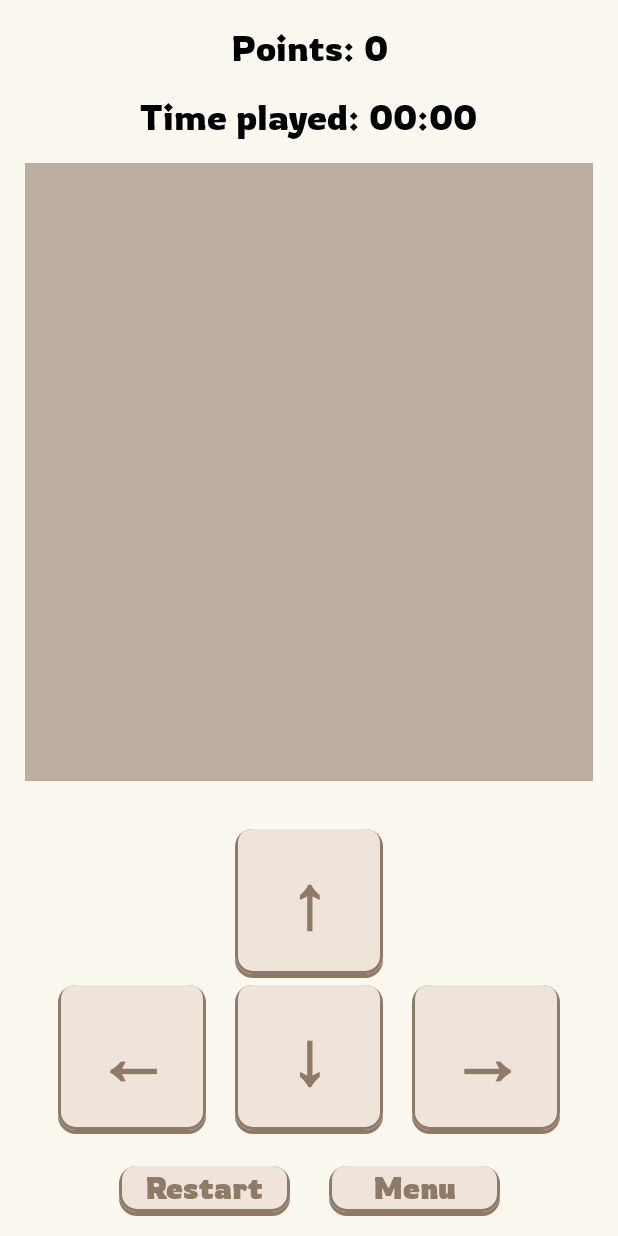
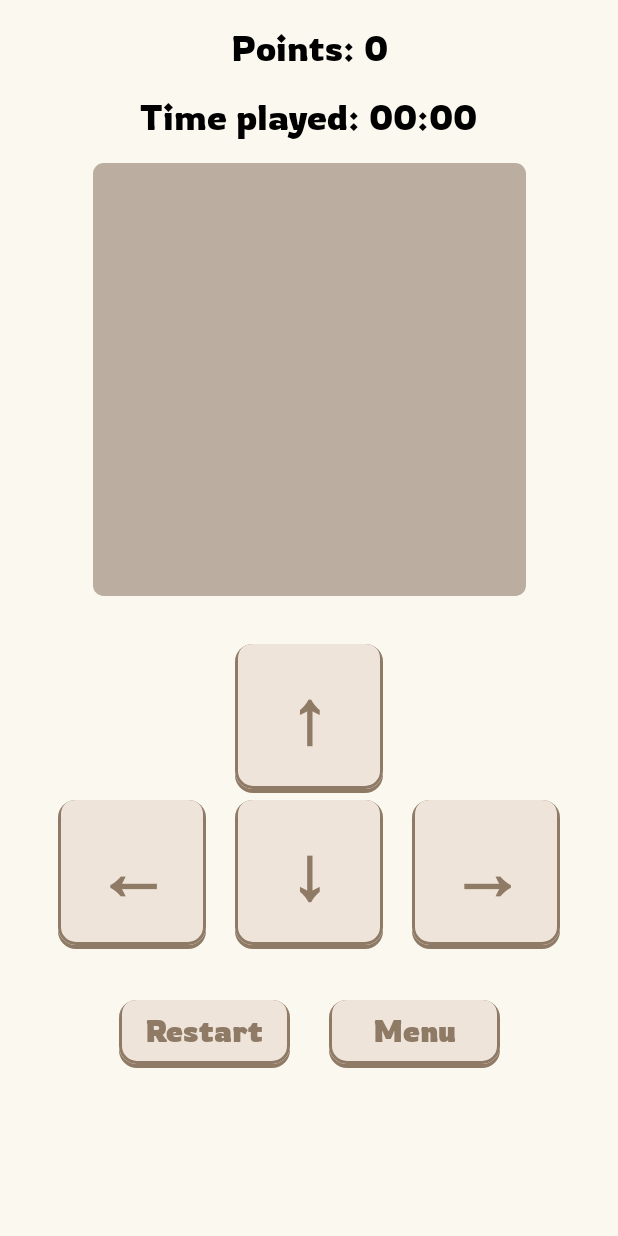
Before and after one commit to Jakon-Dev/Android-2048-GAME, an Android app built with Jetpack Compose: the GameScreen screen opened through its navigation route, on a phone screen of 412 x 824 dp. Run offline under Robolectric (Android 15) with nearby library versions, the phone set to English and light mode, and no system bars.

Commit message:
Nav + UI Improvement

```diff
--- a/app/src/main/java/com/jakondev/a2048_game/navigation/AppNavigation.kt
+++ b/app/src/main/java/com/jakondev/a2048_game/navigation/AppNavigation.kt
@@ -5,6 +5,9 @@ import androidx.compose.runtime.collectAsState
 import androidx.navigation.compose.NavHost
 import androidx.navigation.compose.composable
 import androidx.navigation.compose.rememberNavController
+import com.jakondev.a2048_game.ui.achievements.AchievementsMenu
+import com.jakondev.a2048_game.ui.settings.SettingsMenu
+import com.jakondev.a2048_game.ui.shop.ShopMenu
 import com.jakondev.game2048.GameViewModel
 import com.jakondev.game2048.ui.GameScreen
 
@@ -24,11 +27,44 @@ fun AppNavigation(viewModel: GameViewModel) {
                 onResumeGame = {
                     viewModel.resumeTimer()
                     navController.navigate("game")
+                },
+                onShop = {
+                    navController.navigate("shop")
+                },
+                onAchievements = {
+                    navController.navigate("achievements")
+                },
+                onSettings = {
+                    navController.navigate("settings")
                 }
             )
         }
         composable("game") {
             GameScreen(viewModel, navController)
         }
+        composable("shop"){
+            ShopMenu(
+                viewModel = viewModel,
+                onMenu = {
+                    navController.navigate("menu")
+                }
+            )
+        }
+        composable("achievements"){
+            AchievementsMenu(
+                viewModel = viewModel,
+                onMenu = {
+                    navController.navigate("menu")
+                }
+            )
+        }
+        composable("settings"){
+            SettingsMenu(
+                viewModel = viewModel,
+                onMenu = {
+                    navController.navigate("menu")
+                }
+            )
+        }
     }
 }
--- a/app/src/main/java/com/jakondev/a2048_game/navigation/MainMenu.kt
+++ b/app/src/main/java/com/jakondev/a2048_game/navigation/MainMenu.kt
@@ -21,7 +21,10 @@ import com.jakondev.a2048_game.util.StylizedButton
 fun MainMenu(
     time: Int,
     onNewGame: () -> Unit,
-    onResumeGame: () -> Unit
+    onResumeGame: () -> Unit,
+    onShop: () -> Unit,
+    onAchievements: () -> Unit,
+    onSettings: () -> Unit,
 ) {
     val isLandscape = Resources.getSystem().configuration.orientation == 0
 
@@ -37,7 +40,7 @@ fun MainMenu(
             verticalArrangement = Arrangement.Top,
             horizontalAlignment = Alignment.CenterHorizontally
         ) {
-            Spacer(modifier = Modifier.weight(1f))
+            Spacer(modifier = Modifier.weight(1.5f))
 
             Text(
                 text = "2048",
@@ -88,12 +91,51 @@ fun MainMenu(
                     buttonHeight = 50.dp,
                     size = 40.dp,
                     textSize = 20.sp,
-                    buttonColor = getPalette().secondary,
                 )
 
             }
 
-            Spacer(modifier = Modifier.weight(2f))
+            if (isLandscape) {
+                Spacer(modifier = Modifier.weight(1.8f))
+            } else {
+                Spacer(modifier = Modifier.weight(1.5f))
+            }
+
+            Row(
+            ) {
+                Spacer(modifier = Modifier.weight(2f))
+                StylizedButton(
+                    text = "S",
+                    onClick = onShop,
+                    buttonWidth = 50.dp,
+                    buttonHeight = 50.dp,
+                    size = 40.dp,
+                    textSize = 20.sp,
+                )
+                Spacer(modifier = Modifier.weight(1f))
+                StylizedButton(
+                    text = "A",
+                    onClick = onAchievements,
+                    buttonWidth = 50.dp,
+                    buttonHeight = 50.dp,
+                    size = 40.dp,
+                    textSize = 20.sp,
+                )
+                Spacer(modifier = Modifier.weight(1f))
+                StylizedButton(
+                    text = "C",
+                    onClick = onSettings,
+                    buttonWidth = 50.dp,
+                    buttonHeight = 50.dp,
+                    size = 40.dp,
+                    textSize = 20.sp,
+                )
+                Spacer(modifier = Modifier.weight(2f))
+            }
+
+
+
+            Spacer(modifier = Modifier.weight(0.5f))
         }
 
     }
--- a/app/src/main/java/com/jakondev/a2048_game/ui/game/DirectionControls.kt
+++ b/app/src/main/java/com/jakondev/a2048_game/ui/game/DirectionControls.kt
@@ -65,7 +65,7 @@ fun DirectionControls(
                 StylizedButton(
                     text = "→",
                     onClick = onRight,
-                    size = buttonSize
+                    size = buttonSize,
                 )
             }
         }
--- a/app/src/main/java/com/jakondev/a2048_game/ui/game/GameBoard.kt
+++ b/app/src/main/java/com/jakondev/a2048_game/ui/game/GameBoard.kt
@@ -8,6 +8,7 @@ import androidx.compose.foundation.layout.Row
 import androidx.compose.foundation.layout.height
 import androidx.compose.foundation.layout.padding
 import androidx.compose.foundation.layout.width
+import androidx.compose.foundation.shape.RoundedCornerShape
 import androidx.compose.runtime.Composable
 import androidx.compose.ui.Alignment
 import androidx.compose.ui.Modifier
@@ -23,24 +24,29 @@ fun GameBoard(board: Array<IntArray>, width: Dp, height: Dp) {
 
     Log.d("GameBoard", "Rows: $rows, Columns: $columns")
 
-    val boardPadding = width * 0.02f
+    val boardPadding = width * 0.04f
     val cellSpacing = width * 0.02f
 
     Log.d("GameBoard", "Board Padding: $boardPadding, Cell Spacing: $cellSpacing")
 
-    val availableWidth = width - (boardPadding * 2) - (cellSpacing * (columns + 3))
-    val availableHeight = height - (boardPadding * 2) - (cellSpacing * (rows + 3))
+    val availableWidth = width - (boardPadding * 2) - (cellSpacing * (columns - 1))
+    val availableHeight = height - (boardPadding * 2) - (cellSpacing * (rows - 1))
 
     Log.d("GameBoard", "Available Width: $availableWidth, Available Height: $availableHeight")
 
     val cellWidth = availableWidth / columns
     val cellHeight = availableHeight / rows
 
+    val cornerRadius = height * 0.025f
+
     Column(
         modifier = Modifier
             .width(width)
             .height(height)
-            .background(getPalette().secondary)
+            .background(
+                color = getPalette().secondary,
+                shape = RoundedCornerShape(cornerRadius)
+            )
             .padding(boardPadding),
         verticalArrangement = Arrangement.spacedBy(cellSpacing),
         horizontalAlignment = Alignment.CenterHorizontally
--- a/app/src/main/java/com/jakondev/a2048_game/viewmodel/GameViewModel.kt
+++ b/app/src/main/java/com/jakondev/a2048_game/viewmodel/GameViewModel.kt
@@ -2,6 +2,7 @@ package com.jakondev.game2048
 
 import androidx.lifecycle.ViewModel
 import androidx.lifecycle.viewModelScope
+import com.jakondev.a2048_game.viewmodel.SampleBoards
 import kotlinx.coroutines.Job
 import kotlinx.coroutines.delay
 import kotlinx.coroutines.flow.MutableStateFlow
@@ -17,6 +18,9 @@ class GameViewModel : ViewModel() {
     // Estado del tablero (4x4), representado como una matriz de enteros.
     private val _board = MutableStateFlow(Array(4) { IntArray(4) { 0 } })
     val board = _board.asStateFlow()
+
+    private val _prevBoard = MutableStateFlow(Array(4) { IntArray(4) { 0 } })
+    val prevBoard = _prevBoard.asStateFlow()
 
     // Puntuación actual del jugador.
     private val _score = MutableStateFlow(0)
@@ -35,12 +39,17 @@ class GameViewModel : ViewModel() {
     private val _isGameOver = MutableStateFlow(false)
     val isGameOver = _isGameOver.asStateFlow()
 
+    private val _is2048 = MutableStateFlow(false)
+    val is2048 = _is2048.asStateFlow()
+
+    private val _hasWon = MutableStateFlow(false)
+    val hasWon = _hasWon.asStateFlow()
+
     private val _time = MutableStateFlow(0) // en segundos
     val time: StateFlow<Int> = _time
 
     private var isTimeRunning = false
     private var timerJob: Job? = null
-
 
 
     fun startTimer() {
@@ -68,17 +77,22 @@ class GameViewModel : ViewModel() {
 
     // Reinicia el tablero y la puntuación.
     fun resetGame() {
-        val newBoard = Array(4) { IntArray(4) { 0 } }
+        val newBoard = SampleBoards().empty
         _score.value = 0
         _isGameOver.value = false
+        _is2048.value = false
+        _hasWon.value = false
         repeat(2) { addRandomTile(newBoard) } // Añade dos fichas al inicio
         _board.value = newBoard
+        _prevBoard.value = newBoard
+        _swipes.value = 0
         _time.value = 0
         startTimer()
     }
 
     fun resumeGame() {
         resumeTimer()
+        _is2048.value = false
     }
 
     // Añade una ficha aleatoria (2 o 4) en una casilla vacía.
@@ -107,6 +121,8 @@ class GameViewModel : ViewModel() {
 
     // Movimiento horizontal: transforma cada fila con una función (por ej. merge)
     private fun move(transform: (IntArray) -> IntArray) {
+        val prevBoard = _board.value
+        _prevBoard.value = prevBoard
         val newBoard = Array(4) { row -> transform(_board.value[row]) }
 
         // Si hubo cambios en el tablero, añade una ficha nueva
@@ -148,6 +164,10 @@ class GameViewModel : ViewModel() {
         while (i < newRow.size - 1) {
             if (newRow[i] == newRow[i + 1]) {
                 newRow[i] *= 2
+                if (newRow[i] == 2048 && !_hasWon.value) {
+                    _is2048.value = true
+                    _hasWon.value = true
+                }
                 scoreGained += newRow[i]
                 newRow.removeAt(i + 1)
             }
@@ -166,6 +186,15 @@ class GameViewModel : ViewModel() {
         return true
     }
 
+    fun undoMove() {
+        if (!boardEquals(_board.value, _prevBoard.value)) {
+            _board.value = _prevBoard.value.map { it.clone() }.toTypedArray() // Copia profunda
+            _swipes.value = (_swipes.value - 1).coerceAtLeast(0) // No bajar de 0
+            _isGameOver.value = false // Si era Game Over, ya no lo será
+        }
+    }
+
+
     // Comprueba si todavía es posible hacer algún movimiento
     private fun canMakeMove(board: Array<IntArray>): Boolean {
         for (i in 0..3) {
--- a/app/src/main/res/values/strings.xml
+++ b/app/src/main/res/values/strings.xml
@@ -1,7 +1,7 @@
 <resources>
     <string name="app_name" translatable="false">2048</string>
     <string name="points">Points: %1$d</string>
-    <string name="start_new_game">Start New Game</string>
+    <string name="start_new_game">New Game</string>
     <string name="resume_game">Resume Game</string>
     <string name="restart">Restart</string>
     <string name="menu">Menu</string>
@@ -9,5 +9,11 @@
     <string name="final_points_message">Your final points are: %1$d</string>
     <string name="retry">Retry</string>
     <string name="final_time_message">Time played: %1$s</string>
+    <string name="you_win">You Win!</string>
+    <string name="win_message">You have reached the 2048 objective!</string>
+    <string name="settings">Settings</string>
+    <string name="coming_soon">Coming soon...</string>
+    <string name="shop">Shop</string>
+    <string name="achievements">Achievements</string>
 
 </resources>
```
Also changed, not shown: app/src/main/java/com/jakondev/a2048_game/ui/achievements/AchievementsMenu.kt (added, +95 -0 lines), app/src/main/java/com/jakondev/a2048_game/ui/game/GameScreen.kt (+89 -6 lines), app/src/main/java/com/jakondev/a2048_game/ui/settings/SettingsMenu.kt (added, +95 -0 lines), app/src/main/java/com/jakondev/a2048_game/ui/shop/ShopMenu.kt (added, +95 -0 lines), app/src/main/java/com/jakondev/a2048_game/util/StylizedButton.kt (+14 -0 lines), app/src/main/java/com/jakondev/a2048_game/util/sendEmail.kt (added, +16 -0 lines), app/src/main/java/com/jakondev/a2048_game/viewmodel/SampleBoards.kt (added, +28 -0 lines), 2 other files.
